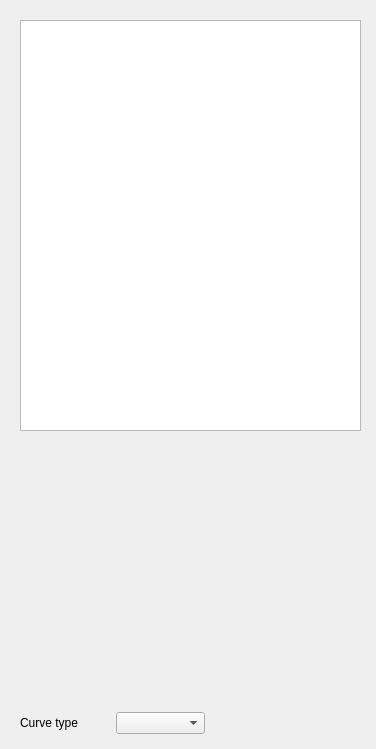
Old version of the form neurolabi/gui/dialogs/frameinfodialog.ui in the repository janelia-flyem/NeuTu.
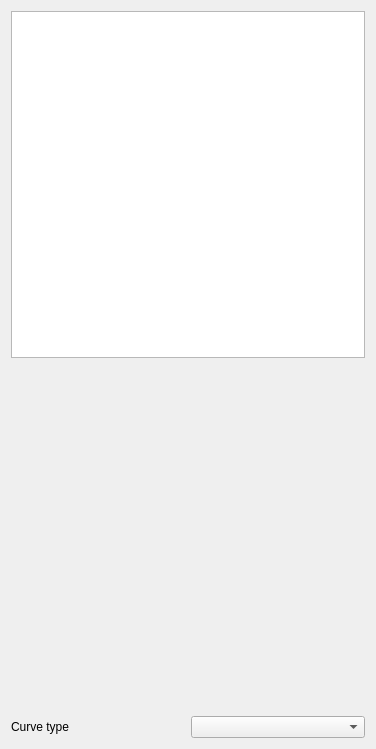
New version of the form.

```diff
--- a/neurolabi/gui/dialogs/frameinfodialog.ui
+++ b/neurolabi/gui/dialogs/frameinfodialog.ui
@@ -13,25 +13,12 @@
   <property name="windowTitle">
    <string>Data Information</string>
   </property>
-  <widget class="QTextBrowser" name="infoBrowser">
-   <property name="geometry">
-    <rect>
-     <x>20</x>
-     <y>20</y>
-     <width>341</width>
-     <height>411</height>
-    </rect>
-   </property>
-  </widget>
+  <layout class="QVBoxLayout" name="verticalLayout">
+   <item>
+    <widget class="QTextBrowser" name="infoBrowser"/>
+   </item>
+   <item>
   <widget class="QWidget" name="curveFrame" native="true">
-   <property name="geometry">
-    <rect>
-     <x>20</x>
-     <y>450</y>
-     <width>341</width>
-     <height>241</height>
-    </rect>
-   </property>
    <property name="sizePolicy">
     <sizepolicy hsizetype="MinimumExpanding" vsizetype="MinimumExpanding">
      <horstretch>0</horstretch>
@@ -45,15 +32,8 @@
     </size>
    </property>
   </widget>
-  <widget class="QWidget" name="layoutWidget">
-   <property name="geometry">
-    <rect>
-     <x>20</x>
-     <y>710</y>
-     <width>185</width>
-     <height>26</height>
-    </rect>
-   </property>
+   </item>
+   <item>
    <layout class="QHBoxLayout" name="horizontalLayout">
     <item>
      <widget class="QLabel" name="curveTypeLabel">
@@ -66,7 +46,8 @@
      <widget class="QComboBox" name="curveComboBox"/>
     </item>
    </layout>
-  </widget>
+   </item>
+  </layout>
  </widget>
  <resources/>
  <connections/>
```
Lines whose indentation alone changed are shown as unchanged.
